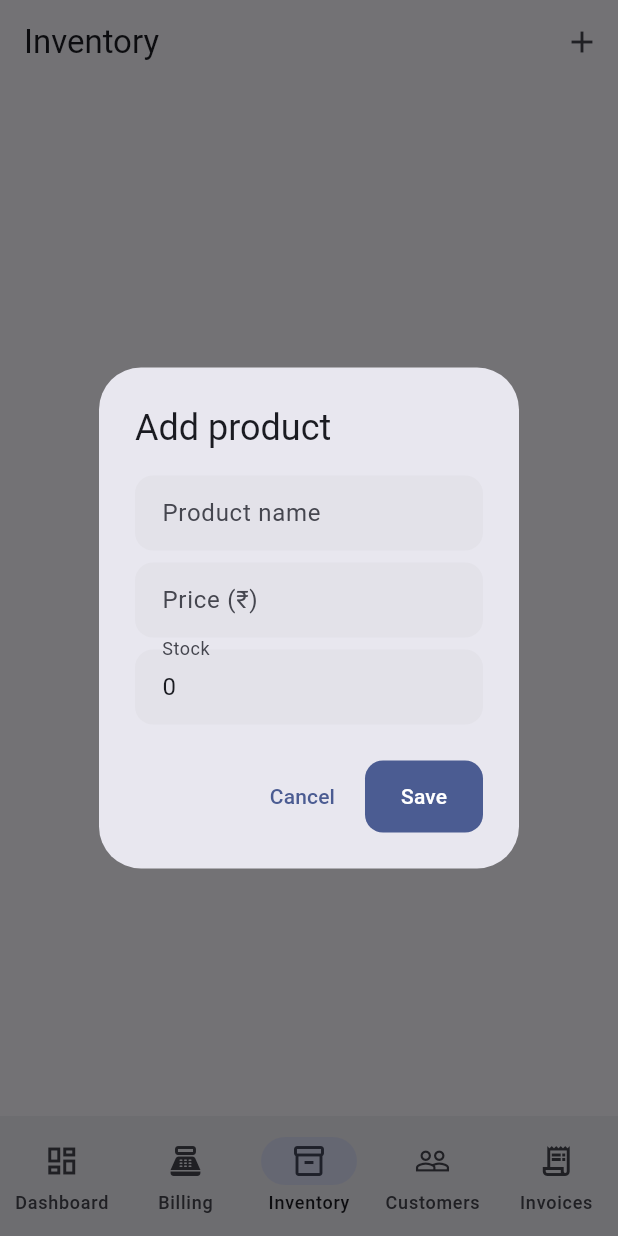
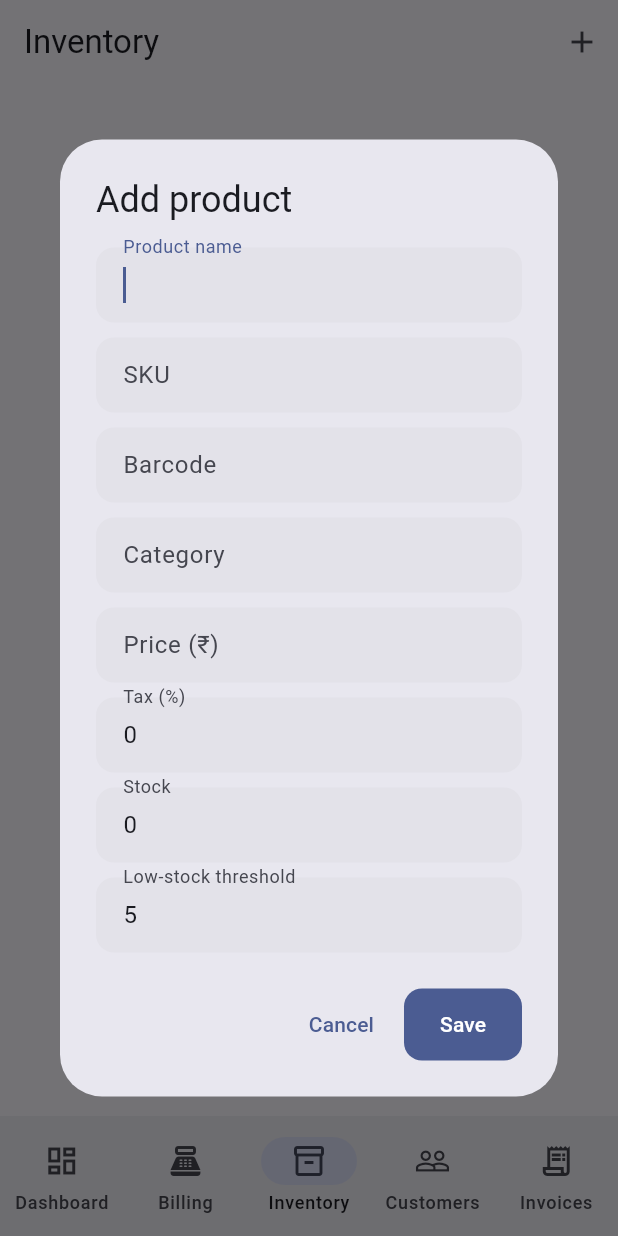
Before and after one commit to shinuXcode/shop-inventory-app, a Flutter app: the screen it shows after launch, item 3 of the bottom bar chosen, after a tap on "Add product", on a phone screen of 412 x 824 dp. Run offline on Flutter 3.47's test engine with Material 3 defaults, Android fonts, the phone set to English and light mode, and no system bars; our stand-ins replace connectivity_plus, drift, flutter_riverpod, pdf, printing; accounts and stored records are empty; generated files the repository leaves out were written again.

Commit message:
feat: complete inventory editing and deactivation

```diff
--- a/lib/features/inventory/inventory.dart
+++ b/lib/features/inventory/inventory.dart
@@ -15,13 +15,37 @@ class InventoryPage extends ConsumerWidget {
     final items = ref.watch(itemsProvider);
     return Scaffold(
       appBar: AppBar(title: const Text('Inventory'), actions: [
-        IconButton(tooltip: 'Add product', onPressed: () => _add(context, ref), icon: const Icon(Icons.add))
+        IconButton(tooltip: 'Add product', onPressed: () => _edit(context, ref), icon: const Icon(Icons.add))
       ]),
       body: items.when(
         loading: () => const Center(child: CircularProgressIndicator()),
         error: (e, _) => Center(child: Text('Could not load inventory: $e')),
-        data: (list) => list.isEmpty ? _empty(context, ref) :
-          ListView.separated(
+        data: (list) => list.isEmpty ? _empty(context, ref) : LayoutBuilder(
+          builder: (context, constraints) {
+            if (constraints.maxWidth >= 1100) {
+              return SingleChildScrollView(
+                padding: const EdgeInsets.all(16),
+                child: DataTable(
+                  columns: const [
+                    DataColumn(label: Text('Product')), DataColumn(label: Text('SKU')),
+                    DataColumn(label: Text('Price')), DataColumn(label: Text('Stock')),
+                    DataColumn(label: Text('Tax')), DataColumn(label: Text('Actions')),
+                  ],
+                  rows: list.map((x) => DataRow(cells: [
+                    DataCell(Text(x.name)),
+                    DataCell(Text(x.sku ?? '—')),
+                    DataCell(Text('₹' + (x.priceMinor / 100).toStringAsFixed(2))),
+                    DataCell(Text(x.stockQuantity.toString())),
+                    DataCell(Text(x.taxRate.toString() + '%')),
+                    DataCell(Row(children: [
+                      IconButton(tooltip: 'Edit product', onPressed: () => _edit(context, ref, item: x), icon: const Icon(Icons.edit_outlined)),
+                      IconButton(tooltip: 'Deactivate product', onPressed: () => _deactivate(context, ref, x), icon: const Icon(Icons.archive_outlined)),
+                    ])),
+                  ])).toList(),
+                ),
+              );
+            }
+            return ListView.separated(
               padding: const EdgeInsets.all(16), itemCount: list.length,
               separatorBuilder: (_, __) => const SizedBox(height: 8),
               itemBuilder: (_, i) {
@@ -30,50 +54,108 @@ class InventoryPage extends ConsumerWidget {
                 return Card(child: ListTile(
                   leading: CircleAvatar(child: Text(x.name.isEmpty ? '?' : x.name[0].toUpperCase())),
                   title: Text(x.name),
-                subtitle: Text((x.sku ?? 'No SKU') + ' • ' + x.stockQuantity.toString() +
-                  ' in stock' + (low ? ' • Low stock' : '')),
-                trailing: Text('₹' + (x.priceMinor / 100).toStringAsFixed(2)),
+                  subtitle: Text((x.sku ?? 'No SKU') + ' • ' + x.stockQuantity.toString() + ' in stock' + (low ? ' • Low stock' : '')),
+                  trailing: PopupMenuButton<String>(
+                    tooltip: 'Product actions',
+                    onSelected: (action) {
+                      if (action == 'edit') _edit(context, ref, item: x);
+                      if (action == 'deactivate') _deactivate(context, ref, x);
+                    },
+                    itemBuilder: (_) => const [
+                      PopupMenuItem(value: 'edit', child: Text('Edit')),
+                      PopupMenuItem(value: 'deactivate', child: Text('Deactivate')),
+                    ],
+                    icon: const Icon(Icons.more_vert),
+                  ),
                 ));
+              },
+            );
           },
         ),
       ),
     );
   }
 
-  Widget _empty(BuildContext c, WidgetRef r) => Center(
-    child: Column(mainAxisSize: MainAxisSize.min, children: [
-      const Icon(Icons.inventory_2_outlined, size: 56),
-      const SizedBox(height: 12), const Text('No products yet'),
-      const SizedBox(height: 12),
-      FilledButton.icon(onPressed: () => _add(c, r), icon: const Icon(Icons.add), label: const Text('Add product')),
-    ]),
-  );
+  Widget _empty(BuildContext c, WidgetRef r) => Center(child: Column(mainAxisSize: MainAxisSize.min, children: [
+    const Icon(Icons.inventory_2_outlined, size: 56), const SizedBox(height: 12),
+    const Text('No active products'), const SizedBox(height: 12),
+    FilledButton.icon(onPressed: () => _edit(c, r), icon: const Icon(Icons.add), label: const Text('Add product')),
+  ]));
 
-  Future<void> _add(BuildContext context, WidgetRef ref) async {
-    final name = TextEditingController(), price = TextEditingController();
-    final stock = TextEditingController(text: '0');
-    final ok = await showDialog<bool>(context: context, builder: (_) => AlertDialog(
-      title: const Text('Add product'),
-      content: Column(mainAxisSize: MainAxisSize.min, children: [
-        TextField(controller: name, decoration: const InputDecoration(labelText: 'Product name')),
-        const SizedBox(height: 8),
-        TextField(controller: price, keyboardType: TextInputType.number,
-          decoration: const InputDecoration(labelText: 'Price (₹)')),
-        const SizedBox(height: 8),
-        TextField(controller: stock, keyboardType: TextInputType.number,
-          decoration: const InputDecoration(labelText: 'Stock')),
-      ]),
+  Future<void> _edit(BuildContext context, WidgetRef ref, {Item? item}) async {
+    final name = TextEditingController(text: item?.name ?? '');
+    final sku = TextEditingController(text: item?.sku ?? '');
+    final barcode = TextEditingController(text: item?.barcode ?? '');
+    final category = TextEditingController(text: item?.category ?? '');
+    final price = TextEditingController(text: item == null ? '' : (item.priceMinor / 100).toStringAsFixed(2));
+    final tax = TextEditingController(text: item?.taxRate.toString() ?? '0');
+    final stock = TextEditingController(text: item?.stockQuantity.toString() ?? '0');
+    final lowStock = TextEditingController(text: item?.lowStockThreshold.toString() ?? '5');
+
+    final ok = await showDialog<bool>(
+      context: context,
+      builder: (_) => AlertDialog(
+        title: Text(item == null ? 'Add product' : 'Edit product'),
+        content: SizedBox(width: 480, child: SingleChildScrollView(child: Column(mainAxisSize: MainAxisSize.min, children: [
+          TextField(controller: name, autofocus: item == null, decoration: const InputDecoration(labelText: 'Product name')),
+          const SizedBox(height: 10), TextField(controller: sku, decoration: const InputDecoration(labelText: 'SKU')),
+          const SizedBox(height: 10), TextField(controller: barcode, decoration: const InputDecoration(labelText: 'Barcode')),
+          const SizedBox(height: 10), TextField(controller: category, decoration: const InputDecoration(labelText: 'Category')),
+          const SizedBox(height: 10), TextField(controller: price, keyboardType: const TextInputType.numberWithOptions(decimal: true), decoration: const InputDecoration(labelText: 'Price (₹)')),
+          const SizedBox(height: 10), TextField(controller: tax, keyboardType: const TextInputType.numberWithOptions(decimal: true), decoration: const InputDecoration(labelText: 'Tax (%)')),
+          const SizedBox(height: 10), TextField(controller: stock, keyboardType: const TextInputType.numberWithOptions(decimal: true), decoration: const InputDecoration(labelText: 'Stock')),
+          const SizedBox(height: 10), TextField(controller: lowStock, keyboardType: const TextInputType.numberWithOptions(decimal: true), decoration: const InputDecoration(labelText: 'Low-stock threshold')),
+        ]))),
         actions: [
           TextButton(onPressed: () => Navigator.pop(context, false), child: const Text('Cancel')),
           FilledButton(onPressed: () => Navigator.pop(context, true), child: const Text('Save')),
         ],
-    ));
+      ),
+    );
     if (ok != true || name.text.trim().isEmpty) return;
+    final priceRupees = double.tryParse(price.text) ?? 0;
+    final taxRate = double.tryParse(tax.text) ?? 0;
+    final stockValue = int.tryParse(stock.text) ?? 0;
+    final threshold = int.tryParse(lowStock.text) ?? 5;
+    if (priceRupees < 0 || taxRate < 0 || stockValue < 0 || threshold < 0) return;
+
     final now = DateTime.now();
-    final rupees = double.tryParse(price.text) ?? 0;
-    final qty = int.tryParse(stock.text) ?? 0;
-    await ref.read(databaseProvider).saveItem(ItemsCompanion.insert(
-      id: const Uuid().v4(), name: name.text.trim(), priceMinor: (rupees * 100).round(),
-      createdAt: now, updatedAt: now, stockQuantity: Value(qty)));
+    final id = item?.id ?? const Uuid().v4();
+    final companion = item == null
+      ? ItemsCompanion.insert(
+          id: id, sku: Value(sku.text.trim().isEmpty ? null : sku.text.trim()),
+          name: name.text.trim(), priceMinor: (priceRupees * 100).round(),
+          taxRate: Value(taxRate), stockQuantity: Value(stockValue),
+          lowStockThreshold: Value(threshold),
+          category: Value(category.text.trim().isEmpty ? null : category.text.trim()),
+          barcode: Value(barcode.text.trim().isEmpty ? null : barcode.text.trim()),
+          createdAt: now, updatedAt: now)
+      : ItemsCompanion(
+          id: Value(id), sku: Value(sku.text.trim().isEmpty ? null : sku.text.trim()),
+          name: Value(name.text.trim()), priceMinor: Value((priceRupees * 100).round()),
+          taxRate: Value(taxRate), stockQuantity: Value(stockValue),
+          lowStockThreshold: Value(threshold),
+          category: Value(category.text.trim().isEmpty ? null : category.text.trim()),
+          barcode: Value(barcode.text.trim().isEmpty ? null : barcode.text.trim()),
+          updatedAt: Value(now), isActive: const Value(true));
+    await ref.read(databaseProvider).saveItem(companion);
+  }
+
+  Future<void> _deactivate(BuildContext context, WidgetRef ref, Item item) async {
+    final confirm = await showDialog<bool>(
+      context: context,
+      builder: (_) => AlertDialog(
+        title: const Text('Deactivate product?'),
+        content: Text('“' + item.name + '” will disappear from active inventory but remain in historical invoices.'),
+        actions: [
+          TextButton(onPressed: () => Navigator.pop(context, false), child: const Text('Cancel')),
+          FilledButton(onPressed: () => Navigator.pop(context, true), child: const Text('Deactivate')),
+        ],
+      ),
+    );
+    if (confirm != true) return;
+    await ref.read(databaseProvider).saveItem(
+      ItemsCompanion(id: Value(item.id), isActive: const Value(false), updatedAt: Value(DateTime.now())),
+    );
   }
 }
```
Lines whose indentation alone changed are shown as unchanged.
